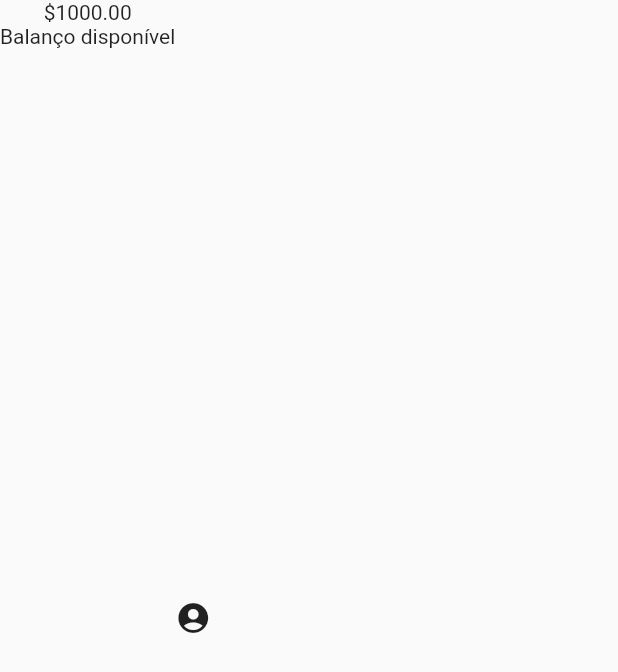
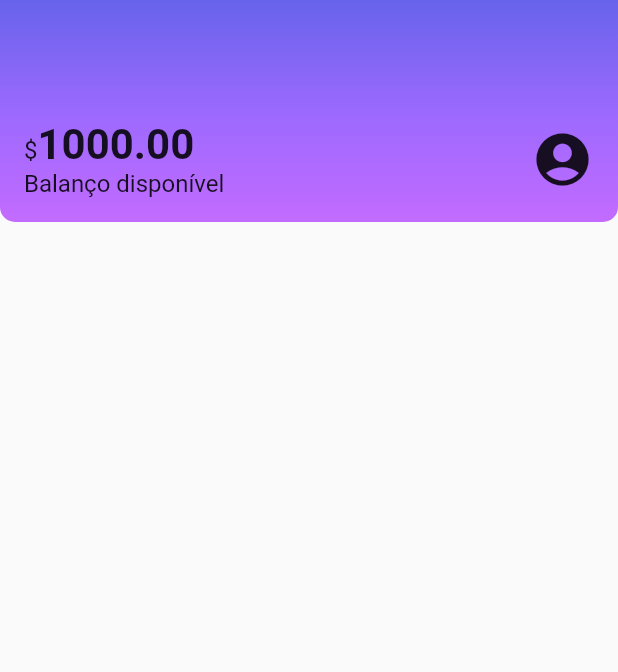
Before and after one commit to matheus-liber/alubank, a Flutter app: the screen it shows after launch, on a phone screen of 412 x 824 dp. Shown: the top 672 px of the screen. Run offline on Flutter 3.47's test engine with Material 2 defaults, Android fonts, the phone set to English and light mode, and no system bars.

Commit message:
Módulo 2: Estilizando o header

```diff
--- a/lib/components/sections/header.dart
+++ b/lib/components/sections/header.dart
@@ -6,16 +6,54 @@ class Header extends StatelessWidget {
   @override
   Widget build(BuildContext context) {
     return Container(
+      decoration: const BoxDecoration(
+        gradient: LinearGradient(
+          begin: Alignment.topCenter,
+          end: Alignment.bottomCenter,
+          colors: <Color>[
+            Color.fromRGBO(103, 99, 234, 1),
+            Color.fromRGBO(155, 105, 254, 1),
+            Color.fromRGBO(195, 107, 255, 1)
+          ],
+        ),
+        borderRadius: BorderRadius.vertical(bottom: Radius.circular(10)),
+      ),
+      child: const Padding(
+        padding: EdgeInsets.fromLTRB(16.0, 80.0, 16.0, 16.0),
         child: Row(
+          mainAxisAlignment: MainAxisAlignment.spaceBetween,
           children: <Widget>[
             Column(
+              crossAxisAlignment: CrossAxisAlignment.start,
               children: <Widget>[
-              Text('\$1000.00'),
-              Text('Balanço disponível'),
+                Text.rich(TextSpan(
+                    text: '\$',
+                    style: TextStyle(
+                      fontSize: 16,
+                    ),
+                    children: <TextSpan>[
+                      TextSpan(
+                        text: '1000.00',
+                        style: TextStyle(
+                          fontSize: 28,
+                          fontWeight: FontWeight.bold,
+                        ),
+                      )
+                    ])),
+                Text(
+                  'Balanço disponível',
+                  style: TextStyle(
+                    fontSize: 16,
+                  ),
+                ),
               ],
             ),
-          Icon(Icons.account_circle),
+            Icon(
+              Icons.account_circle,
+              size: 42,
+            ),
           ],
+        ),
       ),
     );
   }
--- a/lib/screens/home.dart
+++ b/lib/screens/home.dart
@@ -6,8 +6,12 @@ class Home extends StatelessWidget {
 
   @override
   Widget build(BuildContext context){
-    return Scaffold(
-      body: Header(),
+    return const Scaffold(
+      body: Column(
+        children: <Widget>[
+          Header(),
+        ],
+      ),
     );
   }
 }
```
Lines whose indentation alone changed are shown as unchanged.
